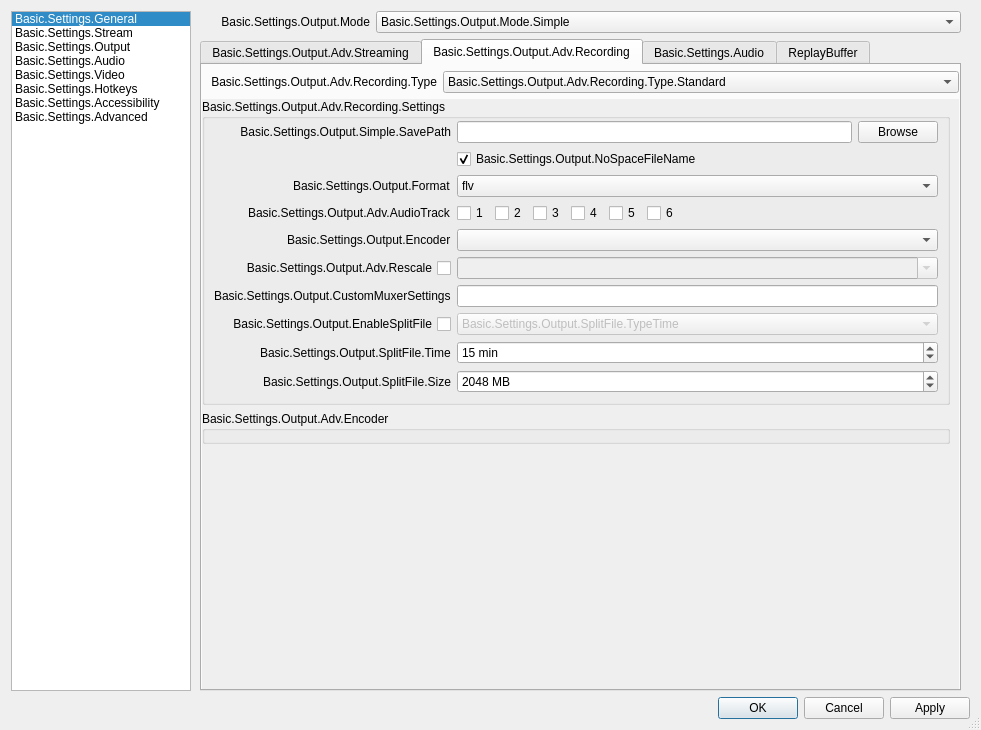
kc5nra/obs-studio, file UI/forms/OBSBasicSettings.ui: the form before one commit.
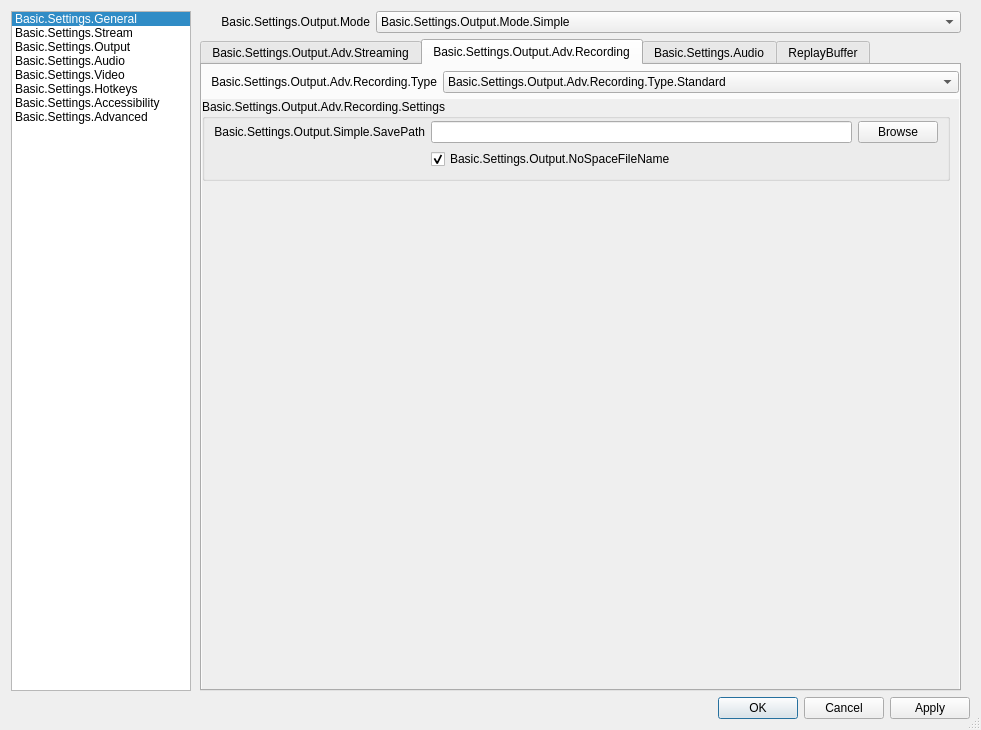
The form after the commit. The open tabs and pages were chosen to show the change. Icons and pictures are not drawn. Custom widgets are drawn as their Qt base class.

Commit message: UI: Hook up multi track av FLV output

Diff of the .ui file:
```diff
--- a/UI/forms/OBSBasicSettings.ui
+++ b/UI/forms/OBSBasicSettings.ui
@@ -3644,6 +3644,216 @@
                         </item>
                        </layout>
                       </widget>
+                      <widget class="QWidget" name="advOutFLVRec">
+                       <property name="sizePolicy">
+                        <sizepolicy hsizetype="Preferred" vsizetype="Expanding">
+                         <horstretch>0</horstretch>
+                         <verstretch>0</verstretch>
+                        </sizepolicy>
+                       </property>
+                       <layout class="QVBoxLayout" name="verticalLayout_131" stretch="0">
+                        <property name="leftMargin">
+                         <number>0</number>
+                        </property>
+                        <property name="topMargin">
+                         <number>0</number>
+                        </property>
+                        <property name="rightMargin">
+                         <number>0</number>
+                        </property>
+                        <property name="bottomMargin">
+                         <number>0</number>
+                        </property>
+                        <item>
+                         <widget class="QScrollArea" name="scrollArea_41">
+                          <property name="sizePolicy">
+                           <sizepolicy hsizetype="Expanding" vsizetype="Expanding">
+                            <horstretch>0</horstretch>
+                            <verstretch>0</verstretch>
+                           </sizepolicy>
+                          </property>
+                          <property name="frameShape">
+                           <enum>QFrame::NoFrame</enum>
+                          </property>
+                          <property name="frameShadow">
+                           <enum>QFrame::Plain</enum>
+                          </property>
+                          <property name="lineWidth">
+                           <number>0</number>
+                          </property>
+                          <property name="widgetResizable">
+                           <bool>true</bool>
+                          </property>
+                          <property name="alignment">
+                           <set>Qt::AlignLeading|Qt::AlignLeft|Qt::AlignTop</set>
+                          </property>
+                          <widget class="QWidget" name="scrollAreaWidgetContents_41">
+                           <property name="geometry">
+                            <rect>
+                             <x>0</x>
+                             <y>0</y>
+                             <width>757</width>
+                             <height>589</height>
+                            </rect>
+                           </property>
+                           <property name="sizePolicy">
+                            <sizepolicy hsizetype="Preferred" vsizetype="Preferred">
+                             <horstretch>0</horstretch>
+                             <verstretch>0</verstretch>
+                            </sizepolicy>
+                           </property>
+                           <layout class="QVBoxLayout" name="verticalLayout_211">
+                            <property name="leftMargin">
+                             <number>0</number>
+                            </property>
+                            <property name="topMargin">
+                             <number>0</number>
+                            </property>
+                            <property name="rightMargin">
+                             <number>9</number>
+                            </property>
+                            <property name="bottomMargin">
+                             <number>0</number>
+                            </property>
+                            <item>
+                             <widget class="QGroupBox" name="advOutRecFLVTopContainer">
+                              <property name="sizePolicy">
+                               <sizepolicy hsizetype="Preferred" vsizetype="Fixed">
+                                <horstretch>0</horstretch>
+                                <verstretch>0</verstretch>
+                               </sizepolicy>
+                              </property>
+                              <property name="title">
+                               <string>Basic.Settings.Output.Adv.Recording.Settings</string>
+                              </property>
+                              <layout class="QFormLayout" name="formLayout_161">
+                               <property name="fieldGrowthPolicy">
+                                <enum>QFormLayout::AllNonFixedFieldsGrow</enum>
+                               </property>
+                               <property name="labelAlignment">
+                                <set>Qt::AlignRight|Qt::AlignTrailing|Qt::AlignVCenter</set>
+                               </property>
+                               <property name="formAlignment">
+                                <set>Qt::AlignLeading|Qt::AlignLeft|Qt::AlignTop</set>
+                               </property>
+                               <property name="leftMargin">
+                                <number>9</number>
+                               </property>
+                               <property name="topMargin">
+                                <number>2</number>
+                               </property>
+                               <property name="rightMargin">
+                                <number>9</number>
+                               </property>
+                               <property name="bottomMargin">
+                                <number>9</number>
+                               </property>
+                               <item row="0" column="0">
+                                <widget class="QLabel" name="label_321">
+                                 <property name="sizePolicy">
+                                  <sizepolicy hsizetype="Preferred" vsizetype="Preferred">
+                                   <horstretch>0</horstretch>
+                                   <verstretch>0</verstretch>
+                                  </sizepolicy>
+                                 </property>
+                                 <property name="minimumSize">
+                                  <size>
+                                   <width>170</width>
+                                   <height>0</height>
+                                  </size>
+                                 </property>
+                                 <property name="text">
+                                  <string>Basic.Settings.Output.Simple.SavePath</string>
+                                 </property>
+                                 <property name="alignment">
+                                  <set>Qt::AlignRight|Qt::AlignTrailing|Qt::AlignVCenter</set>
+                                 </property>
+                                </widget>
+                               </item>
+                               <item row="0" column="1">
+                                <layout class="QHBoxLayout" name="horizontalLayout_61">
+                                 <item>
+                                  <widget class="QLineEdit" name="advOutFLVRecPath">
+                                   <property name="enabled">
+                                    <bool>true</bool>
+                                   </property>
+                                   <property name="sizePolicy">
+                                    <sizepolicy hsizetype="Expanding" vsizetype="Preferred">
+                                     <horstretch>0</horstretch>
+                                     <verstretch>0</verstretch>
+                                    </sizepolicy>
+                                   </property>
+                                  </widget>
+                                 </item>
+                                 <item>
+                                  <widget class="QPushButton" name="advOutFLVRecPathBrowse">
+                                   <property name="enabled">
+                                    <bool>true</bool>
+                                   </property>
+                                   <property name="sizePolicy">
+                                    <sizepolicy hsizetype="Minimum" vsizetype="Preferred">
+                                     <horstretch>0</horstretch>
+                                     <verstretch>0</verstretch>
+                                    </sizepolicy>
+                                   </property>
+                                   <property name="text">
+                                    <string>Browse</string>
+                                   </property>
+                                  </widget>
+                                 </item>
+                                </layout>
+                               </item>
+                               <item row="1" column="0">
+                                <spacer name="horizontalSpacer_271">
+                                 <property name="orientation">
+                                  <enum>Qt::Horizontal</enum>
+                                 </property>
+                                 <property name="sizeHint" stdset="0">
+                                  <size>
+                                   <width>40</width>
+                                   <height>20</height>
+                                  </size>
+                                 </property>
+                                </spacer>
+                               </item>
+                               <item row="1" column="1">
+                                <widget class="QCheckBox" name="advOutFLVNoSpace">
+                                 <property name="sizePolicy">
+                                  <sizepolicy hsizetype="Minimum" vsizetype="Preferred">
+                                   <horstretch>0</horstretch>
+                                   <verstretch>0</verstretch>
+                                  </sizepolicy>
+                                 </property>
+                                 <property name="text">
+                                  <string>Basic.Settings.Output.NoSpaceFileName</string>
+                                 </property>
+                                 <property name="checked">
+                                  <bool>true</bool>
+                                 </property>
+                                </widget>
+                               </item>
+                              </layout>
+                             </widget>
+                            </item>
+                            <item>
+                             <spacer name="verticalSpacer_31">
+                              <property name="orientation">
+                               <enum>Qt::Vertical</enum>
+                              </property>
+                              <property name="sizeHint" stdset="0">
+                               <size>
+                                <width>20</width>
+                                <height>40</height>
+                               </size>
+                              </property>
+                             </spacer>
+                            </item>
+                           </layout>
+                          </widget>
+                         </widget>
+                        </item>
+                       </layout>
+                      </widget>
                      </widget>
                     </item>
                    </layout>
```
Left out of the diff: 5 changed lines with no effect on the pictures. The commit also changes 3 other files.
